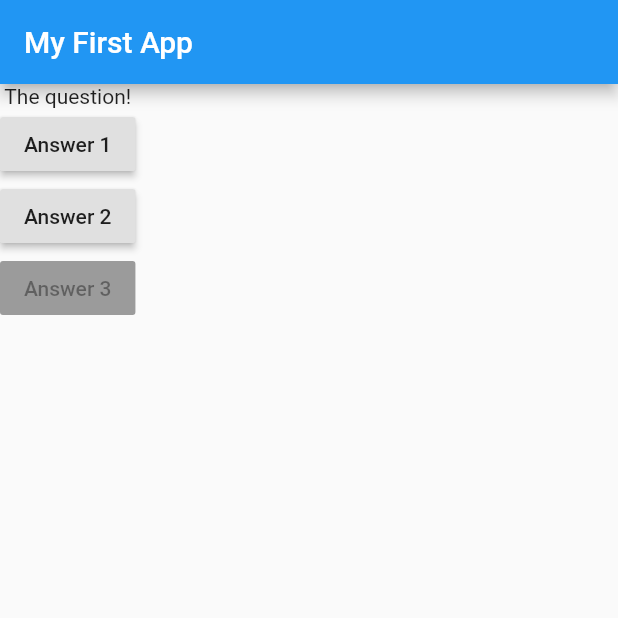
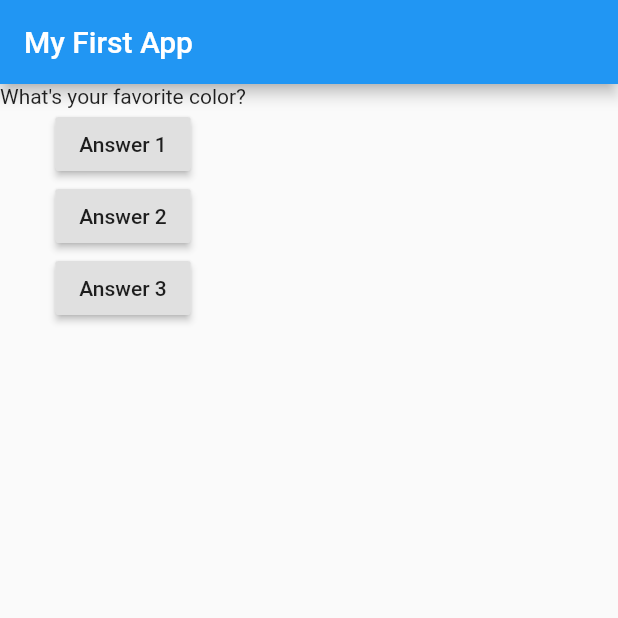
Before and after one commit to Rayhanuc/flutter_complete_guide, a Flutter app: the screen it shows after launch, after a tap on "Answer 1", on a phone screen of 412 x 824 dp, the top half of it. Run offline on Flutter 3.47's test engine with Material 2 defaults, Android fonts, the phone set to English and light mode, and no system bars.

Commit message:
18 Updating Widget Data (Or_ Using StatelessWidget Incorrectly)

```diff
--- a/lib/main.dart
+++ b/lib/main.dart
@@ -7,14 +7,17 @@ import 'package:flutter/material.dart';
 void main() => runApp(MyApp());
 
 class MyApp extends StatelessWidget {
+  var questionIndex = 0;
+
   void answerQuestion() {
-    print('Answer chosen!');
+    questionIndex = questionIndex + 1;
+    print(questionIndex);
   }
 
   @override
   Widget build(BuildContext context) {
     var questions = [
-      'What\'s your favorite color',
+      'What\'s your favorite color?',
       'What\'s your favorite animal?'
     ];
     return MaterialApp(
@@ -24,7 +27,7 @@ class MyApp extends StatelessWidget {
         ),
         body: Column(
           children: [
-            Text('The question!'),
+            Text(questions[questionIndex]),
             RaisedButton(
               child: Text('Answer 1'),
               onPressed: answerQuestion,
@@ -37,7 +40,7 @@ class MyApp extends StatelessWidget {
               child: Text('Answer 3'),
               onPressed: () {
                 //....
-                print('Answer 3 chosen')
+                print('Answer 3 chosen');
               },
             )
           ],
```
